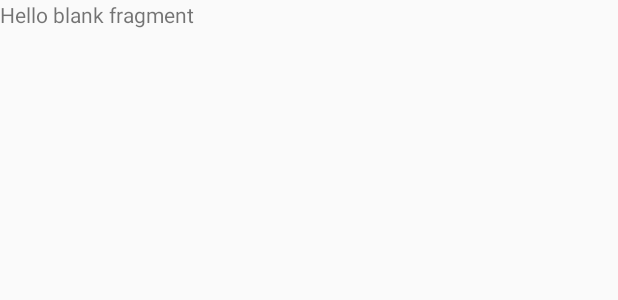
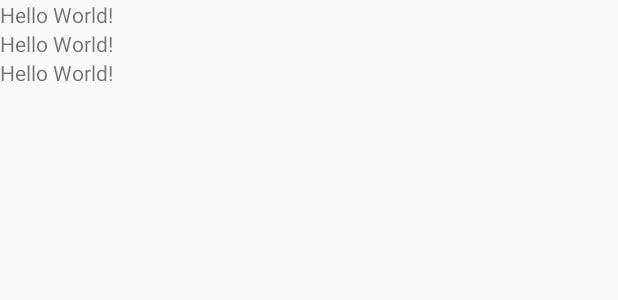
Before and after one commit to ganiaaldi/Liboorean, an Android app: the layout fragment_first_menu.xml on its own in the app's theme, with its tools: preview values and no code run, on a phone screen of 412 x 824 dp. Shown: the top 300 px of the screen. Run offline under Robolectric (Android 15) with nearby library versions, the phone set to English and light mode, and no system bars.

Commit message:
Implement UI Main Activity (3menu)

```diff
--- a/app/src/main/res/layout/fragment_first_menu.xml
+++ b/app/src/main/res/layout/fragment_first_menu.xml
@@ -1,14 +1,28 @@
 <?xml version="1.0" encoding="utf-8"?>
-<FrameLayout xmlns:android="http://schemas.android.com/apk/res/android"
-             xmlns:tools="http://schemas.android.com/tools"
-             android:layout_width="match_parent"
-             android:layout_height="match_parent"
-             tools:context=".Menu.FirstMenuFragment">
+<RelativeLayout
+        xmlns:android="http://schemas.android.com/apk/res/android"
+        xmlns:tools="http://schemas.android.com/tools"
+        xmlns:app="http://schemas.android.com/apk/res-auto"
+        android:layout_width="match_parent"
+        android:layout_height="match_parent"
+        tools:context=".MainActivity">
 
-    <!-- TODO: Update blank fragment layout -->
     <TextView
-            android:layout_width="match_parent"
-            android:layout_height="match_parent"
-            android:text="@string/hello_blank_fragment"/>
+            android:id="@+id/cate1"
+            android:layout_width="wrap_content"
+            android:layout_height="wrap_content"
+            android:text="Hello World!"/>
+    <TextView
+            android:id="@+id/cate2"
+            android:layout_width="wrap_content"
+            android:layout_height="wrap_content"
+            android:text="Hello World!"
+            android:layout_below="@id/cate1"/>
+    <TextView
+            android:id="@+id/cate3"
+            android:layout_width="wrap_content"
+            android:layout_height="wrap_content"
+            android:text="Hello World!"
+            android:layout_below="@id/cate2"/>
 
-</FrameLayout>
+</RelativeLayout>
```
Also changed, not shown: app/src/main/res/layout/activity_main.xml (+52 -22 lines).
